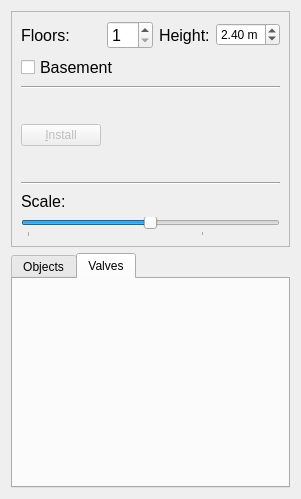
fasa1964/fsaqua, file formtools.ui: the form before one commit.
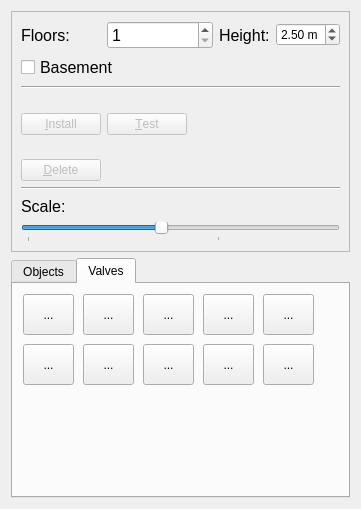
The form after the commit. The open tabs and pages were chosen to show the change. Icons and pictures are not drawn.

Diff of the .ui file:
```diff
--- a/formtools.ui
+++ b/formtools.ui
@@ -6,8 +6,8 @@
    <rect>
     <x>0</x>
     <y>0</y>
-    <width>290</width>
-    <height>499</height>
+    <width>349</width>
+    <height>509</height>
    </rect>
   </property>
   <property name="windowTitle">
@@ -23,7 +23,7 @@
       <enum>QFrame::Raised</enum>
      </property>
      <layout class="QGridLayout" name="gridLayout_2">
-      <item row="5" column="4">
+      <item row="6" column="4">
        <spacer name="horizontalSpacer_2">
         <property name="orientation">
          <enum>Qt::Horizontal</enum>
@@ -36,7 +36,7 @@
         </property>
        </spacer>
       </item>
-      <item row="5" column="5">
+      <item row="6" column="5">
        <spacer name="horizontalSpacer_3">
         <property name="orientation">
          <enum>Qt::Horizontal</enum>
@@ -97,7 +97,7 @@
          <double>0.100000000000000</double>
         </property>
         <property name="value">
-         <double>2.400000000000000</double>
+         <double>2.500000000000000</double>
         </property>
        </widget>
       </item>
@@ -113,7 +113,7 @@
         </property>
        </widget>
       </item>
-      <item row="4" column="0" colspan="6">
+      <item row="5" column="0" colspan="6">
        <widget class="Line" name="line">
         <property name="orientation">
          <enum>Qt::Horizontal</enum>
@@ -145,13 +145,13 @@
         </property>
        </widget>
       </item>
-      <item row="6" column="0" colspan="6">
+      <item row="7" column="0" colspan="6">
        <widget class="QSlider" name="scaleSlider">
         <property name="minimum">
          <number>1</number>
         </property>
         <property name="maximum">
-         <number>15</number>
+         <number>17</number>
         </property>
         <property name="value">
          <number>8</number>
@@ -164,7 +164,7 @@
         </property>
        </widget>
       </item>
-      <item row="5" column="2" colspan="2">
+      <item row="6" column="2" colspan="2">
        <spacer name="horizontalSpacer_4">
         <property name="orientation">
          <enum>Qt::Horizontal</enum>
@@ -177,7 +177,7 @@
         </property>
        </spacer>
       </item>
-      <item row="5" column="0">
+      <item row="6" column="0">
        <widget class="QLabel" name="label_3">
         <property name="font">
          <font>
@@ -189,7 +189,7 @@
         </property>
        </widget>
       </item>
-      <item row="5" column="1">
+      <item row="6" column="1">
        <spacer name="horizontalSpacer">
         <property name="orientation">
          <enum>Qt::Horizontal</enum>
@@ -219,6 +219,32 @@
         </property>
        </widget>
       </item>
+      <item row="3" column="1">
+       <widget class="QPushButton" name="testInstallButton">
+        <property name="enabled">
+         <bool>false</bool>
+        </property>
+        <property name="toolTip">
+         <string>Test the pipe installation </string>
+        </property>
+        <property name="text">
+         <string>&amp;Test</string>
+        </property>
+       </widget>
+      </item>
+      <item row="4" column="0">
+       <widget class="QPushButton" name="deletePipeButton">
+        <property name="enabled">
+         <bool>false</bool>
+        </property>
+        <property name="toolTip">
+         <string>Delete all pipe's</string>
+        </property>
+        <property name="text">
+         <string>&amp;Delete</string>
+        </property>
+       </widget>
+      </item>
      </layout>
     </widget>
    </item>
@@ -613,6 +639,266 @@
       <attribute name="title">
        <string>Valves</string>
       </attribute>
+      <widget class="QToolButton" name="abrvButton">
+       <property name="geometry">
+        <rect>
+         <x>10</x>
+         <y>10</y>
+         <width>51</width>
+         <height>41</height>
+        </rect>
+       </property>
+       <property name="toolTip">
+        <string>Absperrventil mit Rückflussverhinderer</string>
+       </property>
+       <property name="text">
+        <string>...</string>
+       </property>
+       <property name="icon">
+        <iconset resource="images.qrc">
+         <normaloff>:/valves/armABRV.svg</normaloff>:/valves/armABRV.svg</iconset>
+       </property>
+       <property name="iconSize">
+        <size>
+         <width>31</width>
+         <height>40</height>
+        </size>
+       </property>
+      </widget>
+      <widget class="QToolButton" name="gvButton">
+       <property name="geometry">
+        <rect>
+         <x>70</x>
+         <y>10</y>
+         <width>51</width>
+         <height>41</height>
+        </rect>
+       </property>
+       <property name="toolTip">
+        <string>Geradsitzventil</string>
+       </property>
+       <property name="text">
+        <string>...</string>
+       </property>
+       <property name="icon">
+        <iconset resource="images.qrc">
+         <normaloff>:/valves/armGV.svg</normaloff>:/valves/armGV.svg</iconset>
+       </property>
+       <property name="iconSize">
+        <size>
+         <width>31</width>
+         <height>40</height>
+        </size>
+       </property>
+      </widget>
+      <widget class="QToolButton" name="rvButton">
+       <property name="geometry">
+        <rect>
+         <x>190</x>
+         <y>60</y>
+         <width>51</width>
+         <height>41</height>
+        </rect>
+       </property>
+       <property name="toolTip">
+        <string>Rückflussverhinderer</string>
+       </property>
+       <property name="text">
+        <string>...</string>
+       </property>
+       <property name="icon">
+        <iconset resource="images.qrc">
+         <normaloff>:/valves/armRV.svg</normaloff>:/valves/armRV.svg</iconset>
+       </property>
+       <property name="iconSize">
+        <size>
+         <width>31</width>
+         <height>40</height>
+        </size>
+       </property>
+      </widget>
+      <widget class="QToolButton" name="svButton">
+       <property name="geometry">
+        <rect>
+         <x>130</x>
+         <y>10</y>
+         <width>51</width>
+         <height>41</height>
+        </rect>
+       </property>
+       <property name="toolTip">
+        <string>Absperrarmatur</string>
+       </property>
+       <property name="text">
+        <string>...</string>
+       </property>
+       <property name="icon">
+        <iconset resource="images.qrc">
+         <normaloff>:/valves/armSV.svg</normaloff>:/valves/armSV.svg</iconset>
+       </property>
+       <property name="iconSize">
+        <size>
+         <width>31</width>
+         <height>40</height>
+        </size>
+       </property>
+      </widget>
+      <widget class="QToolButton" name="dmButton">
+       <property name="geometry">
+        <rect>
+         <x>250</x>
+         <y>10</y>
+         <width>51</width>
+         <height>41</height>
+        </rect>
+       </property>
+       <property name="toolTip">
+        <string>Druckminderer</string>
+       </property>
+       <property name="text">
+        <string>...</string>
+       </property>
+       <property name="icon">
+        <iconset resource="images.qrc">
+         <normaloff>:/valves/armDM.svg</normaloff>:/valves/armDM.svg</iconset>
+       </property>
+       <property name="iconSize">
+        <size>
+         <width>31</width>
+         <height>40</height>
+        </size>
+       </property>
+      </widget>
+      <widget class="QToolButton" name="wzButton">
+       <property name="geometry">
+        <rect>
+         <x>10</x>
+         <y>60</y>
+         <width>51</width>
+         <height>41</height>
+        </rect>
+       </property>
+       <property name="toolTip">
+        <string>Wasserzähler</string>
+       </property>
+       <property name="text">
+        <string>...</string>
+       </property>
+       <property name="icon">
+        <iconset resource="images.qrc">
+         <normaloff>:/valves/armWZ.svg</normaloff>:/valves/armWZ.svg</iconset>
+       </property>
+       <property name="iconSize">
+        <size>
+         <width>31</width>
+         <height>40</height>
+        </size>
+       </property>
+      </widget>
+      <widget class="QToolButton" name="filButton">
+       <property name="geometry">
+        <rect>
+         <x>250</x>
+         <y>60</y>
+         <width>51</width>
+         <height>41</height>
+        </rect>
+       </property>
+       <property name="toolTip">
+        <string>Wasserfilter</string>
+       </property>
+       <property name="text">
+        <string>...</string>
+       </property>
+       <property name="icon">
+        <iconset resource="images.qrc">
+         <normaloff>:/valves/armFIL.svg</normaloff>:/valves/armFIL.svg</iconset>
+       </property>
+       <property name="iconSize">
+        <size>
+         <width>31</width>
+         <height>40</height>
+        </size>
+       </property>
+      </widget>
+      <widget class="QToolButton" name="fsveButton">
+       <property name="geometry">
+        <rect>
+         <x>130</x>
+         <y>60</y>
+         <width>51</width>
+         <height>41</height>
+        </rect>
+       </property>
+       <property name="toolTip">
+        <string>Sicherheitsventil, federbelastet</string>
+       </property>
+       <property name="text">
+        <string>...</string>
+       </property>
+       <property name="icon">
+        <iconset resource="images.qrc">
+         <normaloff>:/valves/armFSVE.svg</normaloff>:/valves/armFSVE.svg</iconset>
+       </property>
+       <property name="iconSize">
+        <size>
+         <width>31</width>
+         <height>40</height>
+        </size>
+       </property>
+      </widget>
+      <widget class="QToolButton" name="khButton">
+       <property name="geometry">
+        <rect>
+         <x>190</x>
+         <y>10</y>
+         <width>51</width>
+         <height>41</height>
+        </rect>
+       </property>
+       <property name="toolTip">
+        <string>Kugelhahn</string>
+       </property>
+       <property name="text">
+        <string>...</string>
+       </property>
+       <property name="icon">
+        <iconset resource="images.qrc">
+         <normaloff>:/valves/armKH.svg</normaloff>:/valves/armKH.svg</iconset>
+       </property>
+       <property name="iconSize">
+        <size>
+         <width>31</width>
+         <height>40</height>
+        </size>
+       </property>
+      </widget>
+      <widget class="QToolButton" name="svteButton">
+       <property name="geometry">
+        <rect>
+         <x>70</x>
+         <y>60</y>
+         <width>51</width>
+         <height>41</height>
+        </rect>
+       </property>
+       <property name="toolTip">
+        <string>Sichetheitsventil, Temperaturablassventil</string>
+       </property>
+       <property name="text">
+        <string>...</string>
+       </property>
+       <property name="icon">
+        <iconset resource="images.qrc">
+         <normaloff>:/valves/armSVTE.svg</normaloff>:/valves/armSVTE.svg</iconset>
+       </property>
+       <property name="iconSize">
+        <size>
+         <width>37</width>
+         <height>39</height>
+        </size>
+       </property>
+      </widget>
      </widget>
     </widget>
    </item>
```
Left out of the diff: 82 changed lines with no effect on the pictures.
